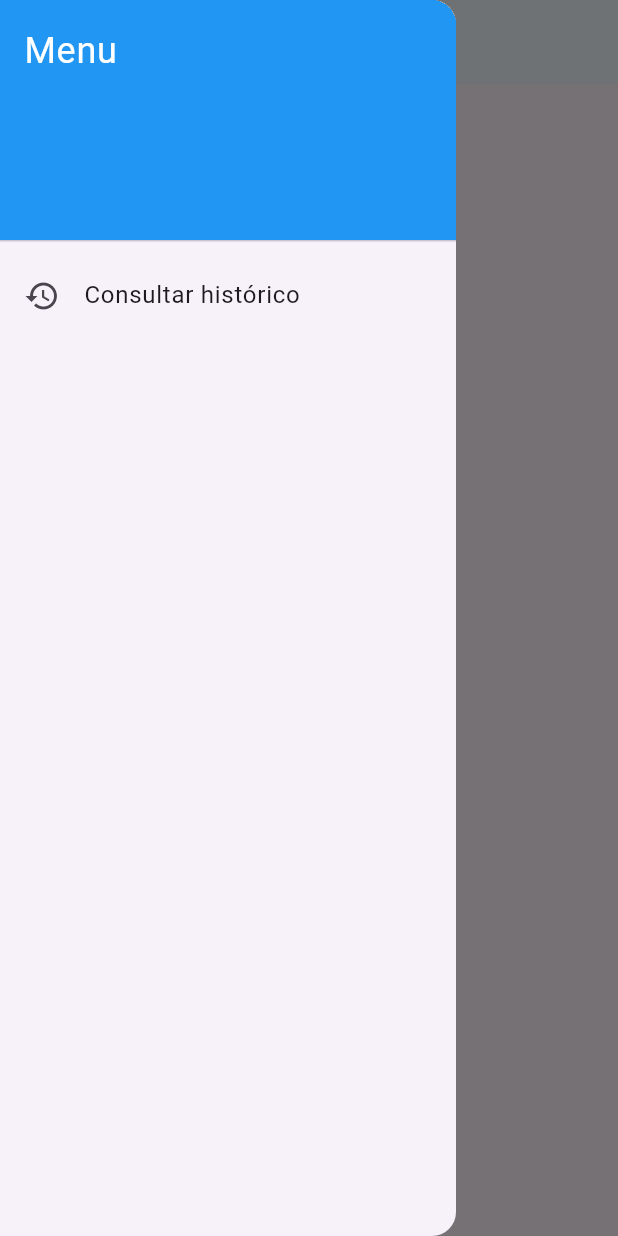
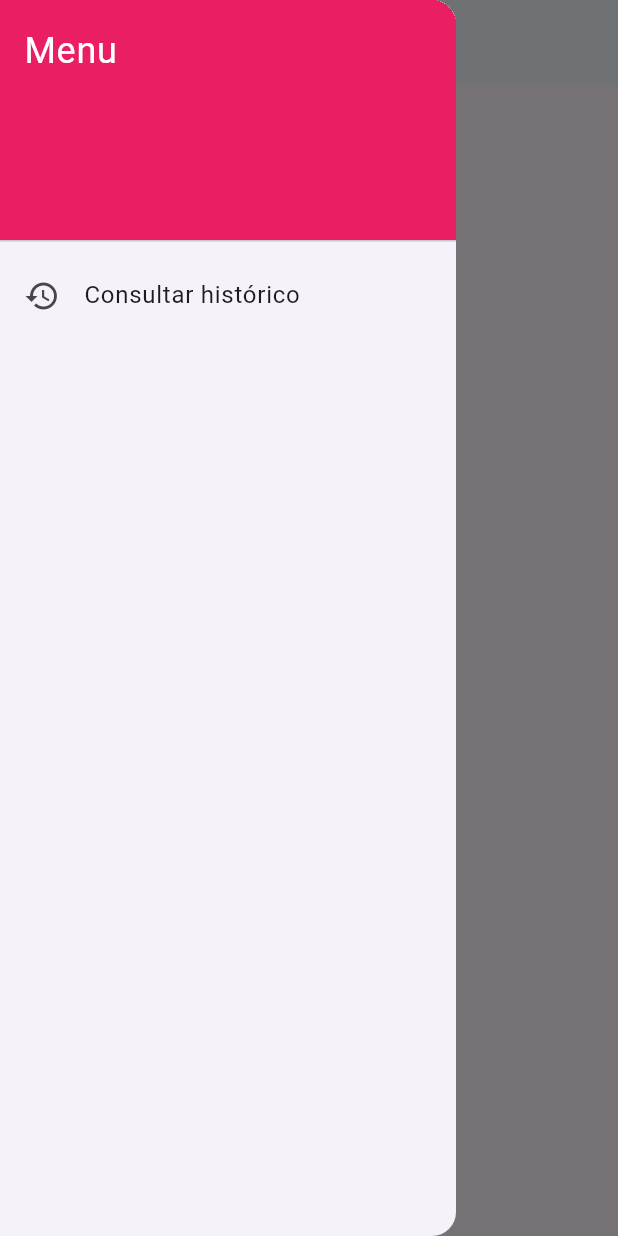
Before and after one commit to Aninhak22/listadecompras, a Flutter app: the screen it shows after launch, with the side drawer open, on a phone screen of 412 x 824 dp. Run offline on Flutter 3.47's test engine with Material 3 defaults, Android fonts, the phone set to English and light mode, and no system bars; our stand-ins replace sqflite, sqflite_common_ffi; missing offline and left inert: sqlite3; accounts and stored records are empty.

Commit message:
Alteramos corzinha

```diff
--- a/listmarket/lib/screens/tela_inicial.dart
+++ b/listmarket/lib/screens/tela_inicial.dart
@@ -89,7 +89,7 @@ class _TelaInicialEstado extends State<TelaInicial> {
           children: <Widget>[
             DrawerHeader(
               decoration: BoxDecoration(
-                color: Colors.blue,
+                color: Colors.pink,
               ),
               child: Text(
                 'Menu',
--- a/listmarket/pubspec.yaml
+++ b/listmarket/pubspec.yaml
@@ -37,7 +37,8 @@ dependencies:
   # Use with the CupertinoIcons class for iOS style icons.
   cupertino_icons: ^1.0.6
   path:
-  sqflite: ^2.2.5
+  # sqflite: ^2.2.5
+  sqflite:
   sqflite_common_ffi: ^2.2.5
 
 
```
Also changed, not shown: listmarket/lib/main.dart (+6 -2 lines), listmarket/pubspec.lock, 1 other file.
